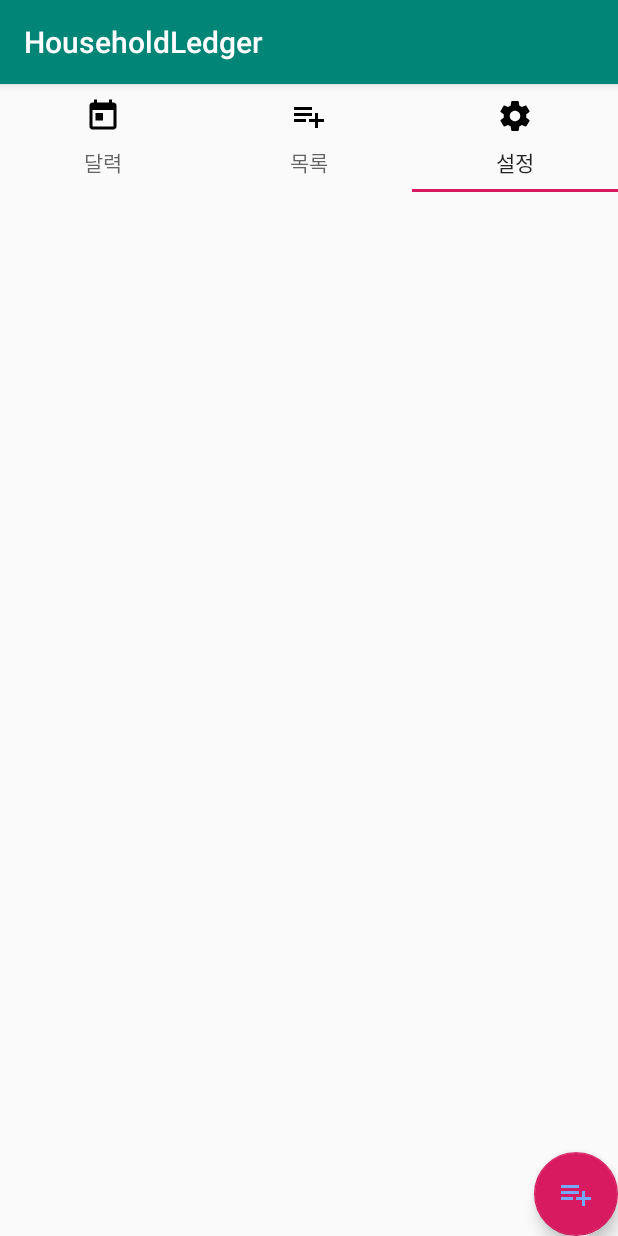
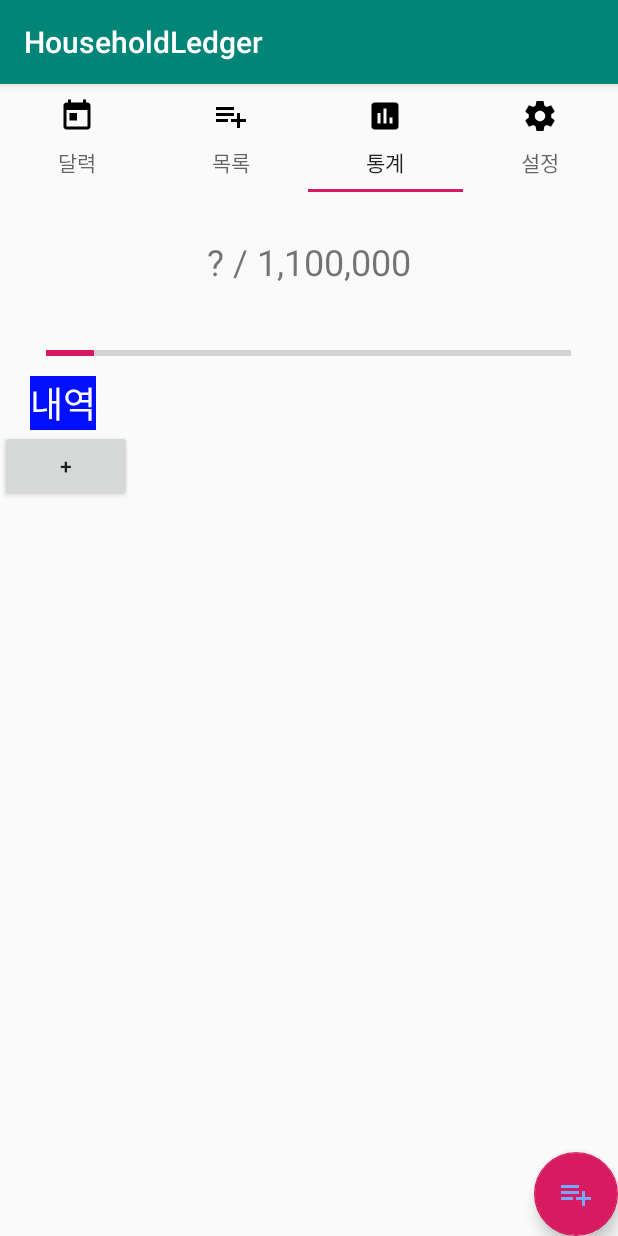
Before and after one commit to lou297/AccountBook, an Android app: the TabMenuActivity screen opened directly, with no data from a screen before it, tab 3 chosen, on a phone screen of 412 x 824 dp. Run offline under Robolectric (Android 15) with nearby library versions, the phone set to English and light mode, and no system bars.

Commit message:
통계 추가 기능

```diff
--- a/app/src/main/java/com/pingpong/householdledger/Adapter/MainPagerAdapter.kt
+++ b/app/src/main/java/com/pingpong/householdledger/Adapter/MainPagerAdapter.kt
@@ -6,22 +6,25 @@ import android.support.v4.app.FragmentPagerAdapter
 import com.pingpong.householdledger.MainMenuFragment.CalendarFragment
 import com.pingpong.householdledger.MainMenuFragment.SettingFragment
 import com.pingpong.householdledger.MainMenuFragment.SpendListFragment
+import com.pingpong.householdledger.MainMenuFragment.StatisticsFragment
 
 class MainPagerAdapter(FM: FragmentManager) : FragmentPagerAdapter(FM) {
     override fun getItem(position: Int): Fragment? {
         return when(position){
             0 -> CalendarFragment()
 
-            1 -> SettingFragment()
+            1 -> SpendListFragment()
 
-            2 -> SpendListFragment()
+            2 -> StatisticsFragment()
+
+            3 -> SettingFragment()
 
             else -> null
         }
     }
 
     override fun getCount(): Int {
-        return 3
+        return 4
     }
 
 }
--- a/app/src/main/java/com/pingpong/householdledger/AddRecordActivity.kt
+++ b/app/src/main/java/com/pingpong/householdledger/AddRecordActivity.kt
@@ -2,6 +2,7 @@ package com.pingpong.householdledger
 
 import android.support.v7.app.AppCompatActivity
 import android.os.Bundle
+import kotlinx.android.synthetic.main.activity_add_record.*
 import kotlinx.android.synthetic.main.activity_tab_menu.*
 
 class AddRecordActivity : AppCompatActivity() {
@@ -10,6 +11,8 @@ class AddRecordActivity : AppCompatActivity() {
         super.onCreate(savedInstanceState)
         setContentView(R.layout.activity_add_record)
 
-
+        CancelBut.setOnClickListener {
+            finish()
+        }
     }
 }
--- /dev/null
+++ b/app/src/main/java/com/pingpong/householdledger/MainMenuFragment/StatisticsFragment.kt
@@ -0,0 +1,63 @@
+package com.pingpong.householdledger.MainMenuFragment
+
+import android.content.Context
+import android.os.Bundle
+import android.support.v4.app.Fragment
+import android.util.Log
+import android.view.LayoutInflater
+import android.view.View
+import android.view.View.*
+import android.view.ViewGroup
+import android.widget.LinearLayout
+import android.widget.Toast
+import com.pingpong.householdledger.R
+import com.pingpong.householdledger.ReturnView.CompletedStatisticsView
+import com.pingpong.householdledger.ReturnView.StatisticsView
+import kotlinx.android.synthetic.main.main_frag_statistics.*
+import kotlinx.android.synthetic.main.statistics_sub_group.*
+
+class StatisticsFragment : Fragment(){
+    var EditTextView = GONE
+
+    companion object {
+        var GroupList : HashMap<String,Int> = HashMap()
+    }
+
+    override fun onActivityCreated(savedInstanceState: Bundle?) {
+        super.onActivityCreated(savedInstanceState)
+
+        //뷰 미리 생성
+        val SubGroup = StatisticsView(context!!)
+        StatisticsGroupLayout.addView(SubGroup)
+        RemoveView(SubGroup)
+        //싱글톤으로 생성해주려면??
+
+        AddGroupBut.setOnClickListener {
+            if(EditTextView==GONE){
+                CreateView(SubGroup)
+                EditTextView = VISIBLE
+                CreateSubBut.setOnClickListener {
+                    RemoveView(SubGroup)
+                    EditTextView = GONE
+                    CreateCompletedView(CompletedStatisticsView(context!!,SubGroupEditContent.text.toString(),SubGroupEditMoney.text.toString()))
+                }
+            }
+
+        }
+
+    }
+
+    override fun onCreateView(inflater: LayoutInflater, container: ViewGroup?, savedInstanceState: Bundle?): View? {
+        return inflater.inflate(R.layout.main_frag_statistics,container,false)
+    }
+    private fun CreateCompletedView(layout : LinearLayout){
+        StatisticsGroupLayout.addView(layout)
+    }
+
+    private fun CreateView(layout : LinearLayout){
+        layout.visibility = VISIBLE
+    }
+    private fun RemoveView(layout : LinearLayout){
+        layout.visibility = GONE
+    }
+}
--- /dev/null
+++ b/app/src/main/java/com/pingpong/householdledger/ReturnView/StatisticsView.kt
@@ -0,0 +1,20 @@
+package com.pingpong.householdledger.ReturnView
+
+import android.app.ActionBar
+import android.content.Context
+import android.view.LayoutInflater
+import android.view.View
+import android.view.ViewGroup
+import android.widget.EditText
+import android.widget.LinearLayout
+import com.pingpong.householdledger.R
+
+class StatisticsView(context : Context) : LinearLayout(context) {
+    init {
+        val inflater = context.getSystemService(Context.LAYOUT_INFLATER_SERVICE) as LayoutInflater
+        inflater.inflate(R.layout.statistics_sub_group,this,true)
+    }
+
+
+
+}
--- a/app/src/main/java/com/pingpong/householdledger/TabMenuActivity.kt
+++ b/app/src/main/java/com/pingpong/householdledger/TabMenuActivity.kt
@@ -22,9 +22,11 @@ class TabMenuActivity : AppCompatActivity() {
     private fun CreateTabViewPager(){
         MainMenuTabLayout.addTab(MainMenuTabLayout.newTab().setIcon(R.drawable.tab_ic_calendar).setText("달력"))
         MainMenuTabLayout.addTab(MainMenuTabLayout.newTab().setIcon(R.drawable.tab_ic_list).setText("목록"))
+        MainMenuTabLayout.addTab(MainMenuTabLayout.newTab().setIcon(R.drawable.tab_ic_statistics).setText("통계"))
         MainMenuTabLayout.addTab(MainMenuTabLayout.newTab().setIcon(R.drawable.tab_ic_setting).setText("설정"))
 
         MainMenuViewPager.adapter = MainPagerAdapter(supportFragmentManager)
+        MainMenuViewPager.offscreenPageLimit=3
 
         MainMenuViewPager.addOnPageChangeListener(TabLayout.TabLayoutOnPageChangeListener(MainMenuTabLayout))
         MainMenuTabLayout.addOnTabSelectedListener(object : TabLayout.OnTabSelectedListener{
--- /dev/null
+++ b/app/src/main/res/drawable/tab_ic_statistics.xml
@@ -0,0 +1,9 @@
+<vector xmlns:android="http://schemas.android.com/apk/res/android"
+        android:width="24dp"
+        android:height="24dp"
+        android:viewportWidth="24.0"
+        android:viewportHeight="24.0">
+    <path
+        android:fillColor="#FF000000"
+        android:pathData="M19,3L5,3c-1.1,0 -2,0.9 -2,2v14c0,1.1 0.9,2 2,2h14c1.1,0 2,-0.9 2,-2L21,5c0,-1.1 -0.9,-2 -2,-2zM9,17L7,17v-7h2v7zM13,17h-2L11,7h2v10zM17,17h-2v-4h2v4z"/>
+</vector>
--- a/app/src/main/res/layout/activity_add_record.xml
+++ b/app/src/main/res/layout/activity_add_record.xml
@@ -57,7 +57,8 @@
                 android:id="@+id/PaymentMethodSpinner"
                 android:layout_width="wrap_content"
                 android:layout_height="wrap_content"
-                android:entries="@array/MethodArray"/>
+                android:entries="@array/MethodArray"
+                android:gravity="center"/>
 
     </LinearLayout>
 
--- /dev/null
+++ b/app/src/main/res/layout/main_frag_statistics.xml
@@ -0,0 +1,58 @@
+<?xml version="1.0" encoding="utf-8"?>
+<LinearLayout xmlns:android="http://schemas.android.com/apk/res/android"
+              android:orientation="vertical"
+              android:layout_width="match_parent"
+              android:layout_height="match_parent">
+
+    <LinearLayout
+            android:layout_width="match_parent"
+            android:layout_height="wrap_content"
+            android:orientation="horizontal"
+            android:gravity="center"
+            android:layout_marginTop="30dp"
+            android:layout_marginBottom="30dp">
+        <TextView
+                android:text="?"
+                android:textSize="24sp"
+                android:layout_width="wrap_content"
+                android:layout_height="wrap_content"/>
+        <TextView
+                android:text=" / "
+                android:textSize="24sp"
+                android:layout_width="wrap_content"
+                android:layout_height="wrap_content"/>
+        <TextView
+                android:text="1,100,000"
+                android:textSize="24sp"
+                android:layout_width="wrap_content"
+                android:layout_height="wrap_content"/>
+    </LinearLayout>
+    <ProgressBar
+            android:layout_width="350dp"
+            android:layout_height="30dp"
+            android:layout_gravity="center_horizontal"
+            style="@android:style/Widget.DeviceDefault.Light.ProgressBar.Horizontal"
+            android:max="1100000"
+            android:progress="100000"/>
+    <TextView
+            android:text="내역"
+            android:textSize="24sp"
+            android:textColor="#FFFFFF"
+            android:background="@color/blue"
+            android:layout_width="wrap_content"
+            android:layout_height="wrap_content"
+            android:layout_marginLeft="20dp"/>
+    <LinearLayout
+            android:id="@+id/StatisticsGroupLayout"
+            android:layout_width="match_parent"
+            android:layout_height="wrap_content"
+            android:orientation="vertical">
+
+    </LinearLayout>
+    <Button
+            android:id="@+id/AddGroupBut"
+            android:text="+"
+            android:layout_width="wrap_content"
+            android:layout_height="wrap_content"/>
+
+</LinearLayout>
--- a/app/src/main/res/values/strings.xml
+++ b/app/src/main/res/values/strings.xml
@@ -1,5 +1,11 @@
 <resources>
     <string name="app_name">HouseholdLedger</string>
+    //메인 탭 메뉴
+    <string name="Calendar">달력</string>
+    <string name="SpendList">목록</string>
+    <string name="Statistics">통계</string>
+    <string name="Setting">설정</string>
+
     //달력
     <string name="Monday">월</string>
     <string name="Tuesday">화</string>
--- a/build.gradle
+++ b/build.gradle
@@ -8,7 +8,7 @@ buildscript {
 
     }
     dependencies {
-        classpath 'com.android.tools.build:gradle:3.3.0'
+        classpath 'com.android.tools.build:gradle:3.3.1'
         classpath "org.jetbrains.kotlin:kotlin-gradle-plugin:$kotlin_version"
         // NOTE: Do not place your application dependencies here; they belong
         // in the individual module build.gradle files
```
Also changed, not shown: app/src/main/java/com/pingpong/householdledger/MainActivity.kt (+13 -7 lines), app/src/main/java/com/pingpong/householdledger/ReturnView/CompletedStatisticsView.kt (added, +16 -0 lines), app/src/main/res/layout/activity_main.xml (+10 -6 lines), app/src/main/res/layout/statistics_sub_group.xml (added, +23 -0 lines), app/src/main/res/layout/statistics_sub_group_created.xml (added, +24 -0 lines).
